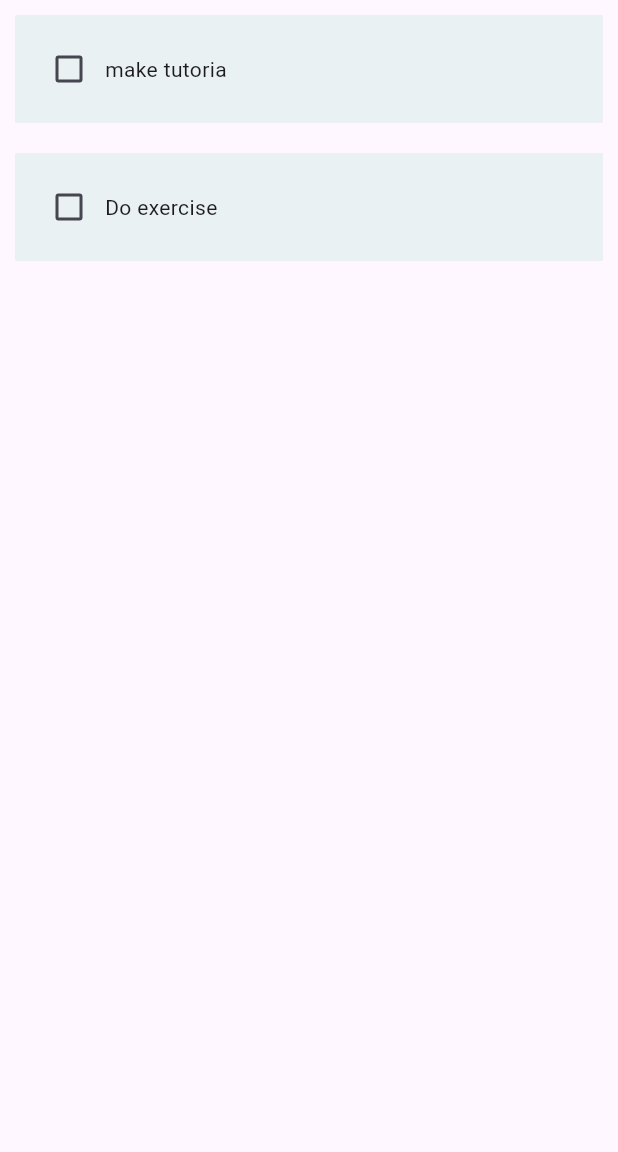
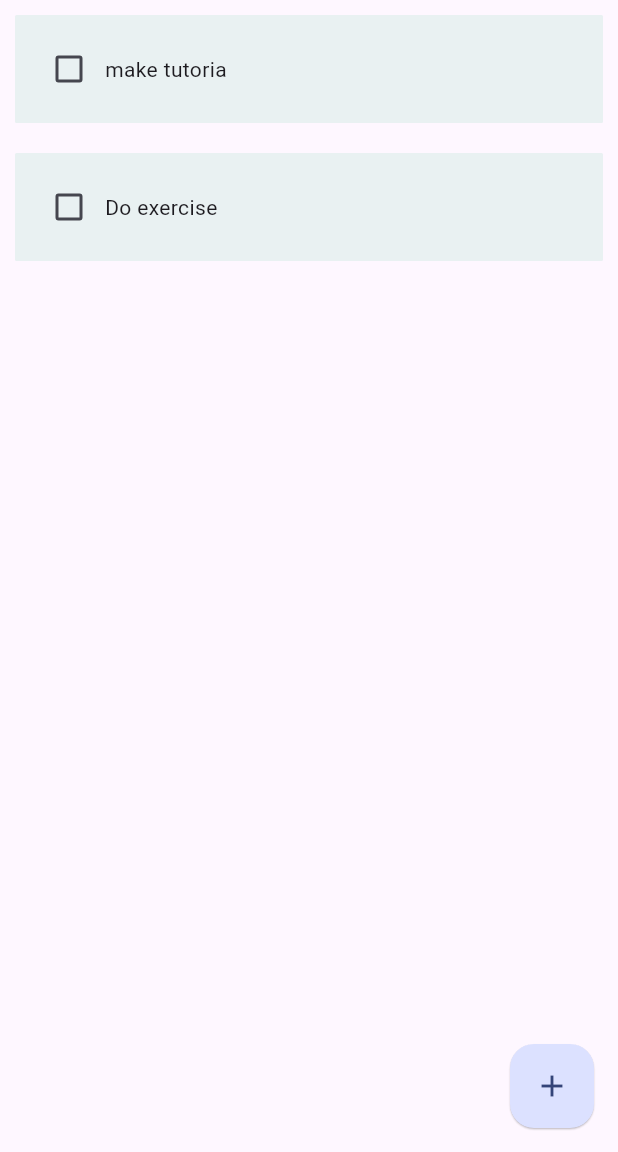
Before and after one commit to Freshblaze/todo_app, a Flutter app: the screen it shows after launch, on a phone screen of 412 x 824 dp, the part 84-1236 px from its top. Run offline on Flutter 3.47's test engine with Material 3 defaults, Android fonts, the phone set to English and light mode, and no system bars.

```diff
--- a/lib/home_page.dart
+++ b/lib/home_page.dart
@@ -1,4 +1,5 @@
 import 'package:flutter/material.dart';
+import 'package:todo_app/utili/dialog_box.dart';
 import 'package:todo_app/utili/todo_utilis.dart';
 
 class HomePage extends StatefulWidget {
@@ -21,9 +22,23 @@ class _HomePageState extends State<HomePage> {
     });
   }
 
+  //method to add new tast
+  void addtolist() {
+    showDialog(
+        context: context,
+        builder: (context) {
+          return const DialogBox();
+        });
+  }
+
   @override
   Widget build(BuildContext context) {
     return Scaffold(
+      floatingActionButton: FloatingActionButton(
+        onPressed: addtolist,
+        elevation: 0.5,
+        child: const Icon(Icons.add),
+      ),
       appBar: AppBar(
         centerTitle: true,
         title: const Text(
--- a/lib/utili/todo_utilis.dart
+++ b/lib/utili/todo_utilis.dart
@@ -26,7 +26,13 @@ class TodoList extends StatelessWidget {
               value: chekbox,
               onChanged: onChanging,
             ),
-            Text(taskName)
+            Text(
+              taskName,
+              style: TextStyle(
+                decoration:
+                    chekbox ? TextDecoration.lineThrough : TextDecoration.none,
+              ),
+            )
           ],
         ),
       ),
```
Also changed, not shown: lib/utili/dialog_box.dart (added, +29 -0 lines).
